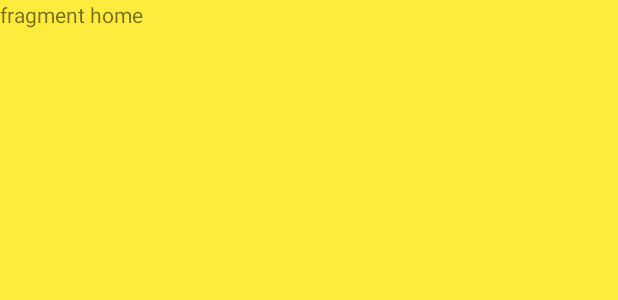
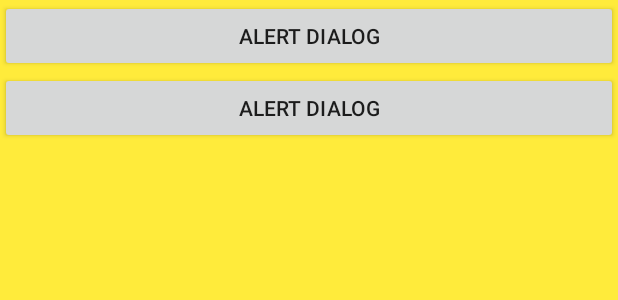
Before and after one commit to tantowi12/Belajar-Kotlin-1, an Android app: the layout fragment_home.xml on its own in the app's theme, with its tools: preview values and no code run, on a phone screen of 412 x 824 dp. Shown: the top 300 px of the screen. Run offline under Robolectric (Android 15) with nearby library versions, the phone set to English and light mode, and no system bars.

Commit message:
6 - Alert Dialog & Toast

```diff
--- a/app/src/main/java/com/example/belajarkotlindasar/activity_home.kt
+++ b/app/src/main/java/com/example/belajarkotlindasar/activity_home.kt
@@ -39,4 +39,5 @@ class activity_home : AppCompatActivity() {
 
         true
     }
+
 }
--- a/app/src/main/res/layout/fragment_home.xml
+++ b/app/src/main/res/layout/fragment_home.xml
@@ -1,15 +1,22 @@
 <?xml version="1.0" encoding="utf-8"?>
-<FrameLayout xmlns:android="http://schemas.android.com/apk/res/android"
+<LinearLayout xmlns:android="http://schemas.android.com/apk/res/android"
     xmlns:tools="http://schemas.android.com/tools"
     android:layout_width="match_parent"
     android:layout_height="match_parent"
     tools:context=".HomeFragment"
-    android:background="@color/colorYellow">
+    android:background="@color/colorYellow"
+    android:orientation="vertical">
 
-    <!-- TODO: Update blank fragment layout -->
-    <TextView
+    <Button
+        android:id="@+id/btn_ad"
         android:layout_width="match_parent"
-        android:layout_height="match_parent"
-        android:text="fragment home" />
+        android:layout_height="wrap_content"
+        android:text="alert dialog"/>
 
-</FrameLayout>
+    <Button
+        android:id="@+id/btn_toast"
+        android:layout_width="match_parent"
+        android:layout_height="wrap_content"
+        android:text="alert dialog"/>
+
+</LinearLayout>
```
Also changed, not shown: app/src/main/java/com/example/belajarkotlindasar/HomeFragment.kt (+31 -1 lines).
